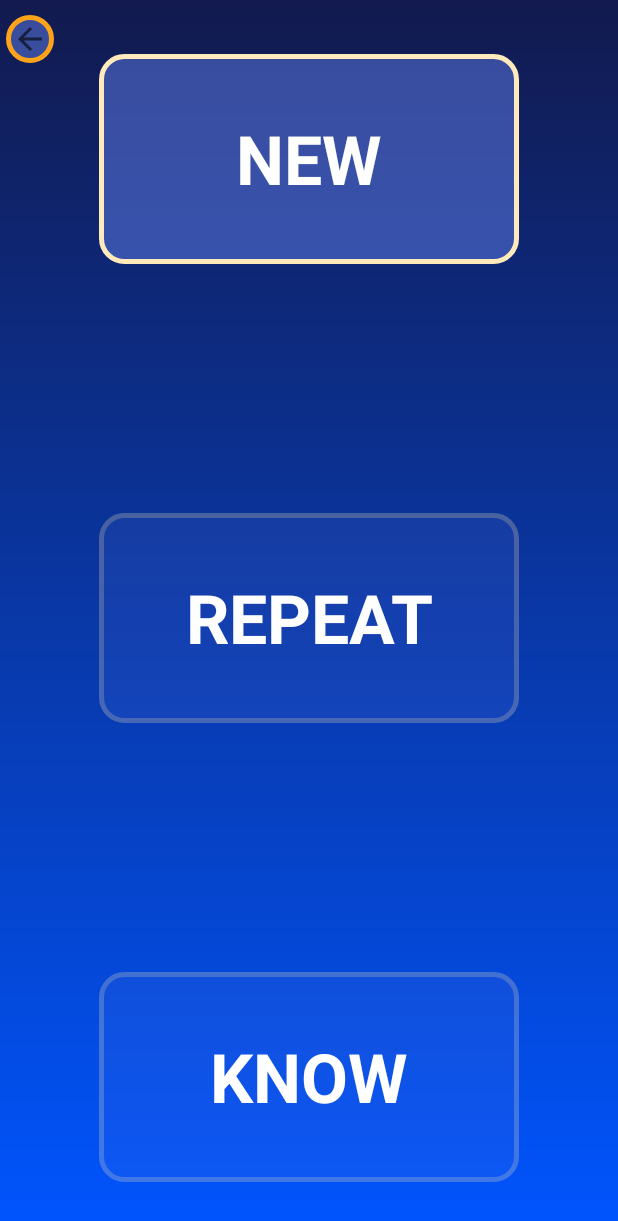
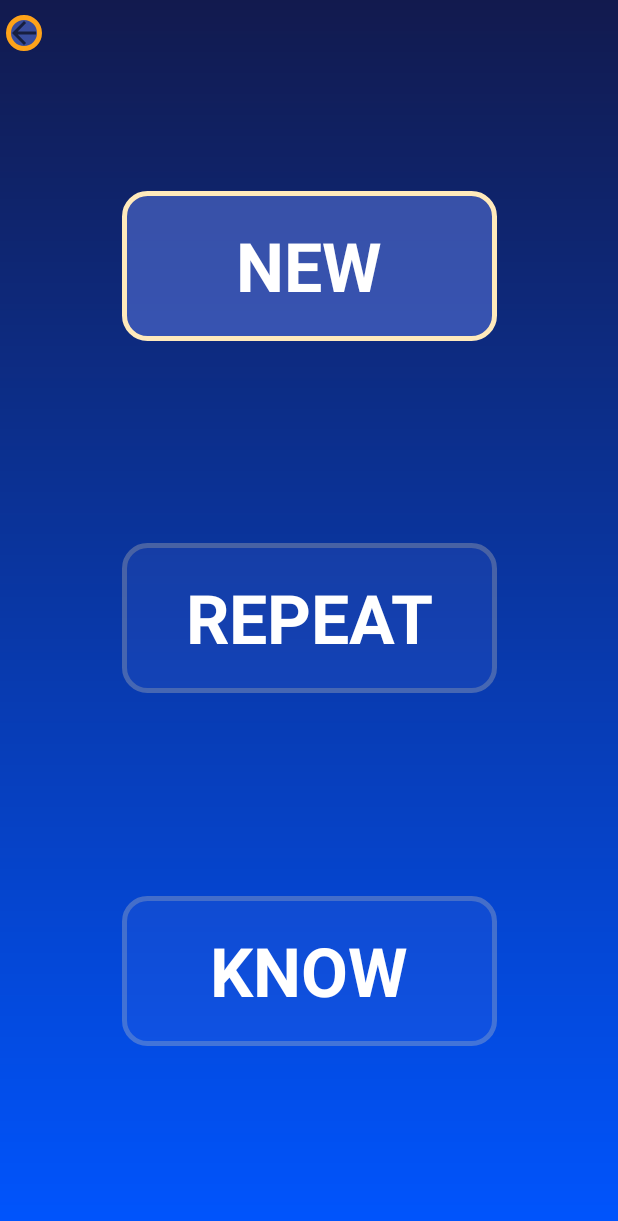
Before and after one commit to Aniquir/VocabularyLearningApp, an Android app: the ActivityAfterClickStartButton screen opened directly, with no data from a screen before it, on a phone screen of 412 x 824 dp. Shown: the top 1221 px of the screen. Run offline under Robolectric (Android 15) with nearby library versions, the phone set to English and light mode, and no system bars; our stand-ins replace Room's generated code.

Commit message:
fixed dimensions for more resolutions of screens

```diff
--- a/app/src/main/res/layout/activity_after_click_start_button.xml
+++ b/app/src/main/res/layout/activity_after_click_start_button.xml
@@ -5,16 +5,17 @@
     android:layout_width="match_parent"
     android:layout_height="match_parent"
     android:background="@drawable/main_background_start"
-    tools:context=".activities.ActivityAfterClickStartButton">
+    tools:context=".activities.ActivityAfterClickStartButton"
+    tools:layout_editor_absoluteY="25dp">
 
     <Button
         android:id="@+id/start1NewWords"
         style="@style/Widget.AppCompat.Button.Colored"
-        android:layout_width="280dp"
-        android:layout_height="140dp"
+        android:layout_width="wrap_content"
+        android:layout_height="wrap_content"
         android:layout_alignParentTop="true"
         android:layout_centerHorizontal="true"
-        android:layout_marginTop="36dp"
+        android:layout_marginBottom="8dp"
         android:width="250dp"
         android:height="100dp"
         android:background="@drawable/rounded_corners_of_button"
@@ -22,18 +23,18 @@
         android:textAppearance="@style/TextAppearance.AppCompat.Display2"
         android:textColor="@android:color/white"
         android:textStyle="bold"
+        app:layout_constraintBottom_toTopOf="@+id/start1RepeatWords"
         app:layout_constraintEnd_toEndOf="parent"
+        app:layout_constraintHorizontal_bias="0.5"
         app:layout_constraintStart_toStartOf="parent"
         app:layout_constraintTop_toTopOf="parent" />
 
     <Button
         android:id="@+id/start1RepeatWords"
         style="@style/Widget.AppCompat.Button.Colored"
-        android:layout_width="280dp"
-        android:layout_height="140dp"
+        android:layout_width="wrap_content"
+        android:layout_height="wrap_content"
         android:layout_centerInParent="true"
-        android:layout_marginBottom="8dp"
-        android:layout_marginTop="8dp"
         android:width="250dp"
         android:height="100dp"
         android:background="@drawable/rounded_corners_of_button"
@@ -41,19 +42,20 @@
         android:textAppearance="@style/TextAppearance.AppCompat.Display2"
         android:textColor="@android:color/white"
         android:textStyle="bold"
-        app:layout_constraintBottom_toTopOf="@+id/start1KnownWords"
+        app:layout_constraintBottom_toBottomOf="parent"
         app:layout_constraintEnd_toEndOf="parent"
+        app:layout_constraintHorizontal_bias="0.5"
         app:layout_constraintStart_toStartOf="parent"
-        app:layout_constraintTop_toBottomOf="@+id/start1NewWords" />
+        app:layout_constraintTop_toTopOf="parent" />
 
     <Button
         android:id="@+id/start1KnownWords"
         style="@style/Widget.AppCompat.Button.Colored"
-        android:layout_width="280dp"
-        android:layout_height="140dp"
+        android:layout_width="wrap_content"
+        android:layout_height="wrap_content"
         android:layout_alignParentBottom="true"
         android:layout_centerHorizontal="true"
-        android:layout_marginBottom="36dp"
+        android:layout_marginTop="8dp"
         android:width="250dp"
         android:height="100dp"
         android:background="@drawable/rounded_corners_of_button"
@@ -63,12 +65,14 @@
         android:textStyle="bold"
         app:layout_constraintBottom_toBottomOf="parent"
         app:layout_constraintEnd_toEndOf="parent"
-        app:layout_constraintStart_toStartOf="parent" />
+        app:layout_constraintHorizontal_bias="0.5"
+        app:layout_constraintStart_toStartOf="parent"
+        app:layout_constraintTop_toBottomOf="@+id/start1RepeatWords" />
 
     <ImageButton
         android:id="@+id/imageButtonBackToMainMenu"
-        android:layout_width="32dp"
-        android:layout_height="32dp"
+        android:layout_width="wrap_content"
+        android:layout_height="wrap_content"
         android:layout_alignParentStart="true"
         android:layout_alignParentTop="true"
         android:layout_marginStart="4dp"
```
Also changed, not shown: app/src/main/res/layout/activity_after_click_db_button.xml (+10 -11 lines), app/src/main/res/layout/activity_first_translation.xml (+9 -13 lines), app/src/main/res/layout/activity_main.xml (+6 -8 lines), app/src/main/res/layout/activity_second_translation.xml (+13 -12 lines).
